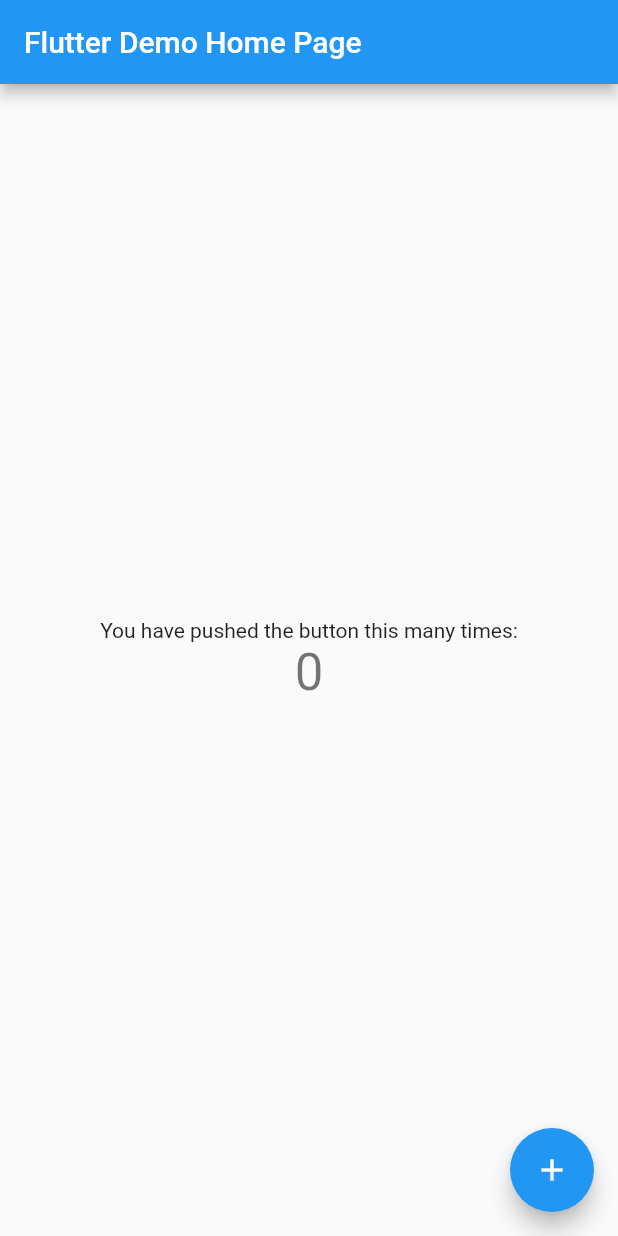
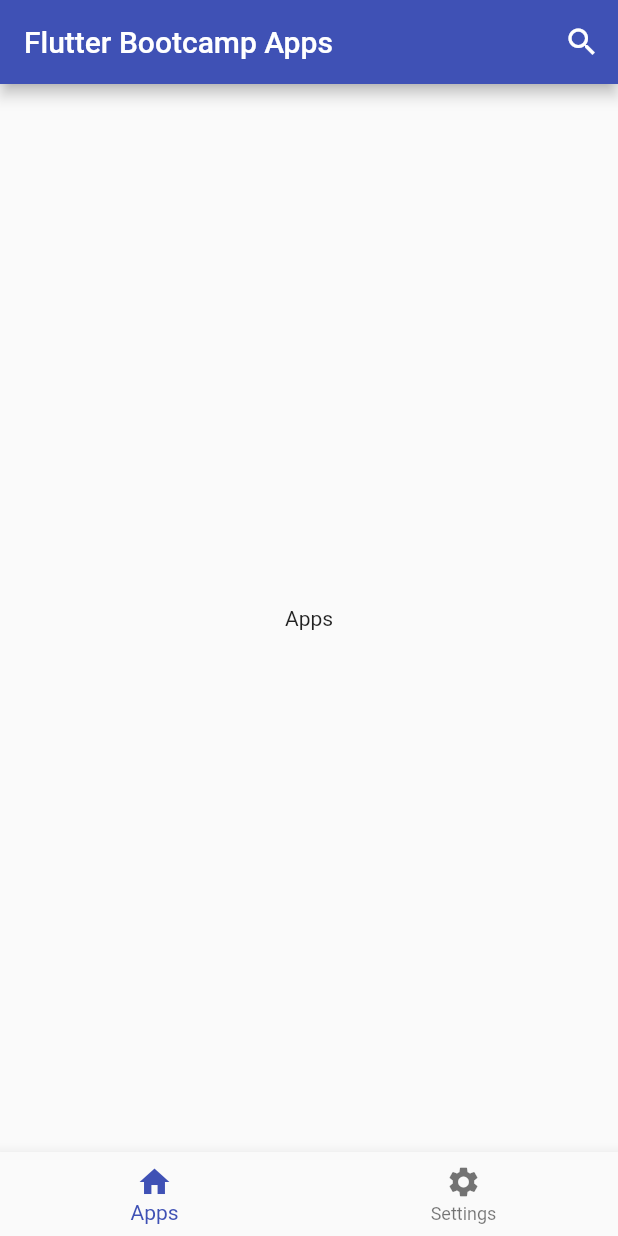
Before and after one commit to aksharpatel47/flutter-bootcamp, a Flutter app: the screen it shows after launch, on a phone screen of 412 x 824 dp. Run offline on Flutter 3.47's test engine with Material 2 defaults, Android fonts, the phone set to English and light mode, and no system bars.

Commit message:
feat: update home page ui
Resolves: #13

```diff
--- a/lib/main.dart
+++ b/lib/main.dart
@@ -9,103 +9,58 @@
     return MaterialApp(
       title: 'Flutter Demo',
       theme: ThemeData(
-        // This is the theme of your application.
-        //
-        // Try running your application with "flutter run". You'll see the
-        // application has a blue toolbar. Then, without quitting the app, try
-        // changing the primarySwatch below to Colors.green and then invoke
-        // "hot reload" (press "r" in the console where you ran "flutter run",
-        // or simply save your changes to "hot reload" in a Flutter IDE).
-        // Notice that the counter didn't reset back to zero; the application
-        // is not restarted.
-        primarySwatch: Colors.blue,
+        primarySwatch: Colors.indigo,
       ),
-      home: MyHomePage(title: 'Flutter Demo Home Page'),
+      home: HomePage(),
+      debugShowCheckedModeBanner: false,
     );
   }
 }
 
-class MyHomePage extends StatefulWidget {
-  MyHomePage({Key key, this.title}) : super(key: key);
-
-  // This widget is the home page of your application. It is stateful, meaning
-  // that it has a State object (defined below) that contains fields that affect
-  // how it looks.
-
-  // This class is the configuration for the state. It holds the values (in this
-  // case the title) provided by the parent (in this case the App widget) and
-  // used by the build method of the State. Fields in a Widget subclass are
-  // always marked "final".
-
-  final String title;
-
-  @override
-  _MyHomePageState createState() => _MyHomePageState();
-}
-
-class _MyHomePageState extends State<MyHomePage> {
-  int _counter = 0;
-
-  void _incrementCounter() {
-    setState(() {
-      // This call to setState tells the Flutter framework that something has
-      // changed in this State, which causes it to rerun the build method below
-      // so that the display can reflect the updated values. If we changed
-      // _counter without calling setState(), then the build method would not be
-      // called again, and so nothing would appear to happen.
-      _counter++;
-    });
-  }
-
+class HomePage extends StatelessWidget {
   @override
   Widget build(BuildContext context) {
-    // This method is rerun every time setState is called, for instance as done
-    // by the _incrementCounter method above.
-    //
-    // The Flutter framework has been optimized to make rerunning build methods
-    // fast, so that you can just rebuild anything that needs updating rather
-    // than having to individually change instances of widgets.
     return Scaffold(
       appBar: AppBar(
-        // Here we take the value from the MyHomePage object that was created by
-        // the App.build method, and use it to set our appbar title.
-        title: Text(widget.title),
+        title: Text(
+          "Flutter Bootcamp Apps",
+        ),
+        actions: <Widget>[
+          IconButton(
+            icon: Icon(
+              Icons.search,
+            ),
+            onPressed: () {
+              print("Search Button Pressed");
+            },
+          )
+        ],
       ),
       body: Center(
-        // Center is a layout widget. It takes a single child and positions it
-        // in the middle of the parent.
-        child: Column(
-          // Column is also a layout widget. It takes a list of children and
-          // arranges them vertically. By default, it sizes itself to fit its
-          // children horizontally, and tries to be as tall as its parent.
-          //
-          // Invoke "debug painting" (press "p" in the console, choose the
-          // "Toggle Debug Paint" action from the Flutter Inspector in Android
-          // Studio, or the "Toggle Debug Paint" command in Visual Studio Code)
-          // to see the wireframe for each widget.
-          //
-          // Column has various properties to control how it sizes itself and
-          // how it positions its children. Here we use mainAxisAlignment to
-          // center the children vertically; the main axis here is the vertical
-          // axis because Columns are vertical (the cross axis would be
-          // horizontal).
-          mainAxisAlignment: MainAxisAlignment.center,
-          children: <Widget>[
-            Text(
-              'You have pushed the button this many times:',
-            ),
-            Text(
-              '$_counter',
-              style: Theme.of(context).textTheme.display1,
-            ),
-          ],
+        child: Text(
+          "Apps",
         ),
       ),
-      floatingActionButton: FloatingActionButton(
-        onPressed: _incrementCounter,
-        tooltip: 'Increment',
-        child: Icon(Icons.add),
-      ), // This trailing comma makes auto-formatting nicer for build methods.
+      bottomNavigationBar: BottomNavigationBar(
+        items: [
+          BottomNavigationBarItem(
+            icon: Icon(
+              Icons.home,
+            ),
+            title: Text(
+              "Apps",
+            ),
+          ),
+          BottomNavigationBarItem(
+            icon: Icon(
+              Icons.settings,
+            ),
+            title: Text(
+              "Settings",
+            ),
+          ),
+        ],
+      ),
     );
   }
 }
```
